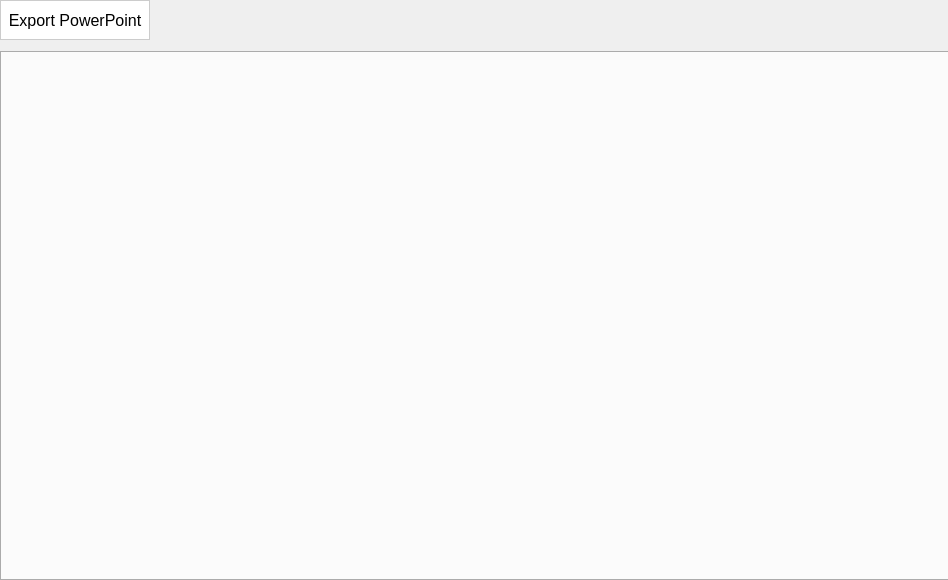
Above: view/ui/PlotFigure.ui from kdt89/py_PUC_Boxplot before the change. Below: the same form after it.
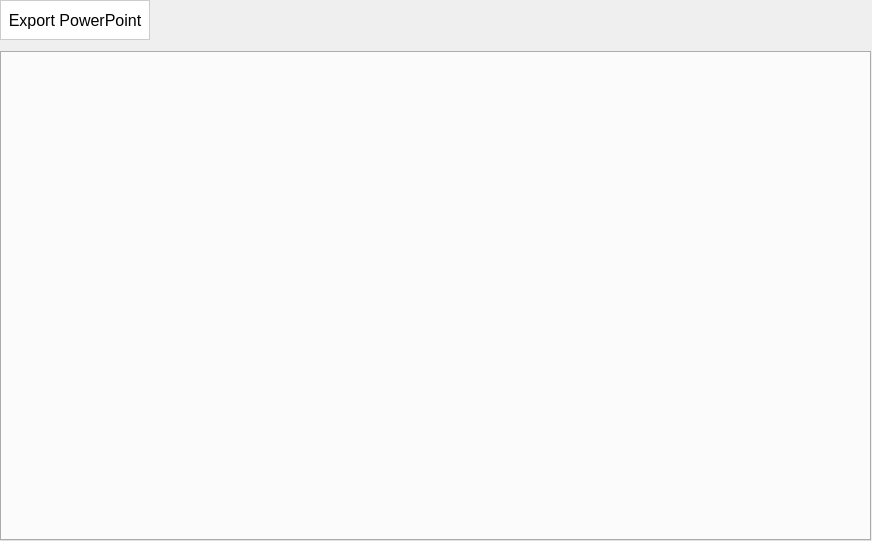
That is the form after the change.

Commit message: Testing exporting figure to PPT

Diff of the .ui file:
```diff
--- a/view/ui/PlotFigure.ui
+++ b/view/ui/PlotFigure.ui
@@ -6,8 +6,8 @@
    <rect>
     <x>0</x>
     <y>0</y>
-    <width>948</width>
-    <height>580</height>
+    <width>872</width>
+    <height>541</height>
    </rect>
   </property>
   <property name="sizePolicy">
@@ -19,7 +19,7 @@
   <property name="minimumSize">
    <size>
     <width>800</width>
-    <height>470</height>
+    <height>430</height>
    </size>
   </property>
   <property name="baseSize">
@@ -36,11 +36,14 @@
     <rect>
      <x>0</x>
      <y>0</y>
-     <width>951</width>
-     <height>581</height>
+     <width>871</width>
+     <height>541</height>
     </rect>
    </property>
    <layout class="QGridLayout" name="gridLayout_main">
+    <item row="2" column="0" colspan="2">
+     <widget class="QTabWidget" name="tab_plotFigureHolder"/>
+    </item>
     <item row="0" column="1">
      <spacer name="hspacer_btn_exportPPT">
       <property name="orientation">
@@ -139,12 +142,21 @@
       </property>
      </widget>
     </item>
-    <item row="2" column="0" colspan="2">
-     <widget class="QTabWidget" name="tabviewer_plotFigure">
-      <property name="currentIndex">
-       <number>-1</number>
+    <item row="1" column="0">
+     <spacer name="vspacer_btn_exportPPT">
+      <property name="orientation">
+       <enum>Qt::Vertical</enum>
       </property>
-     </widget>
+      <property name="sizeType">
+       <enum>QSizePolicy::Fixed</enum>
+      </property>
+      <property name="sizeHint" stdset="0">
+       <size>
+        <width>20</width>
+        <height>5</height>
+       </size>
+      </property>
+     </spacer>
     </item>
    </layout>
   </widget>
```
Left out of the diff: 16 changed lines with no effect on the pictures. The commit also changes 8 other files.
